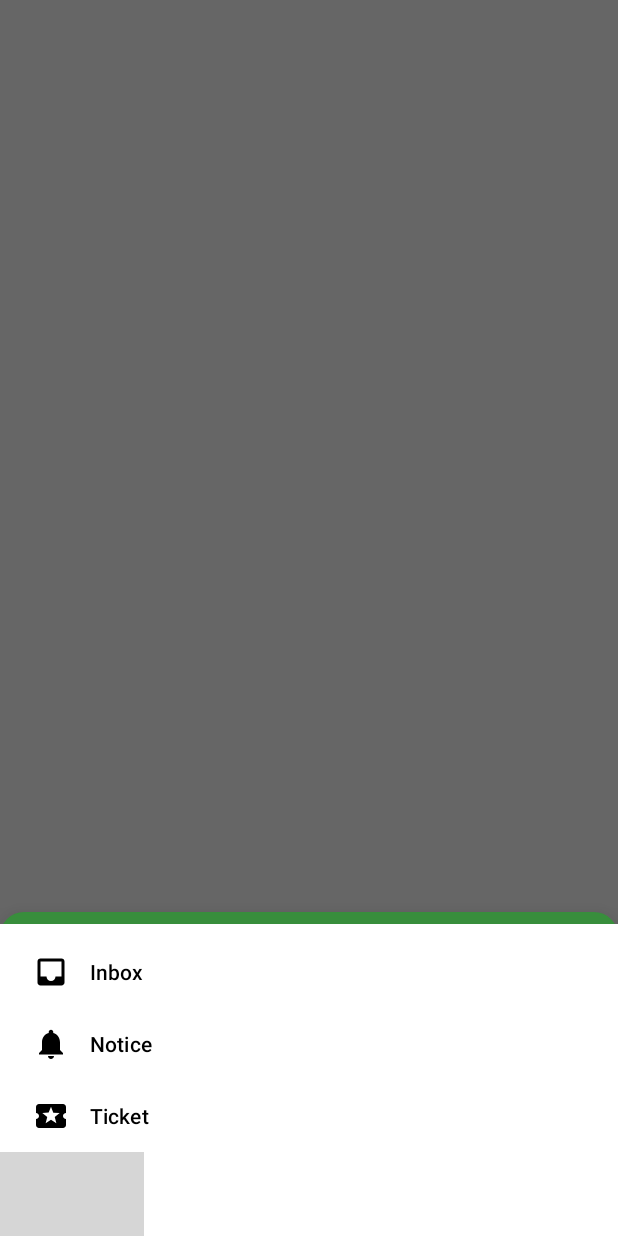
After one commit to duruyao/messages-app, an Android app: the fragment NavigationSheetFragment placed in its activity, on a phone screen of 412 x 824 dp. The commit adds this screen. Run offline under Robolectric (Android 15) with nearby library versions, the phone set to English and light mode, and no system bars; grey boxes are pictures that could not be loaded.

Commit message:
feat: change navigation to bottom sheet dialog

```diff
--- a/app/src/main/java/top/gpg2/messages/MainActivity.kt
+++ b/app/src/main/java/top/gpg2/messages/MainActivity.kt
@@ -1,12 +1,41 @@
 package top.gpg2.messages
 
 import android.os.Bundle
+import android.view.Menu
+import android.view.MenuItem
+import android.widget.Toast
 import androidx.appcompat.app.AppCompatActivity
+import kotlinx.android.synthetic.main.activity_main.*
 
 class MainActivity : AppCompatActivity() {
 
     override fun onCreate(savedInstanceState: Bundle?) {
         super.onCreate(savedInstanceState)
         setContentView(R.layout.activity_main)
+
+        setSupportActionBar(bottomAppBar)
+    }
+
+    override fun onCreateOptionsMenu(menu: Menu?): Boolean {
+        val inflater = menuInflater
+        inflater.inflate(R.menu.menu_bottom_action, menu)
+        return super.onCreateOptionsMenu(menu)
+    }
+
+    override fun onOptionsItemSelected(item: MenuItem?): Boolean {
+        when (item!!.itemId) {
+            R.id.action_new_conversation -> toast("New Message Activity")
+            R.id.action_settings -> toast("Settings Activity")
+            android.R.id.home -> {
+                val navigationSheetFragment = NavigationSheetFragment()
+                navigationSheetFragment.show(supportFragmentManager, navigationSheetFragment.tag)
+            }
+        }
+        return super.onOptionsItemSelected(item)
+    }
+
+    fun toast(text: CharSequence) {
+        val toast = Toast.makeText(this, text, Toast.LENGTH_SHORT)
+        toast.show()
     }
 }
--- /dev/null
+++ b/app/src/main/java/top/gpg2/messages/NavigationSheetFragment.kt
@@ -0,0 +1,35 @@
+package top.gpg2.messages
+
+import android.os.Bundle
+import android.view.LayoutInflater
+import android.view.View
+import android.view.ViewGroup
+import com.google.android.material.bottomsheet.BottomSheetDialogFragment
+import kotlinx.android.synthetic.main.fragment_navigation_sheet.*
+
+// Reference: https://medium.com/halcyon-mobile/implementing-googles-refreshed-modal-bottom-sheet-4e76cb5de65b
+
+class NavigationSheetFragment: BottomSheetDialogFragment() {
+
+    override fun onCreateView(inflater: LayoutInflater, container: ViewGroup?, savedInstanceState: Bundle?): View? {
+        return inflater.inflate(R.layout.fragment_navigation_sheet, container, false)
+    }
+
+    override fun onActivityCreated(savedInstanceState: Bundle?) {
+        super.onActivityCreated(savedInstanceState)
+
+        // Bottom Navigation Drawer Sheet Dialog Menu Item
+        navigationView.setNavigationItemSelectedListener { menuItem ->
+            when (menuItem.itemId) { // Switch UI between conversation types
+            //    R.id.nav_inbox ->
+            //    R.id.nav_notice ->
+            //    R.id.nav_ticket ->
+            //    R.id.nav_pin ->
+            }
+            true
+        }
+    }
+
+    // Rounded Corner Theme
+    override fun getTheme(): Int = R.style.BottomSheetDialogTheme
+}
--- /dev/null
+++ b/app/src/main/res/drawable/bg_nav_sheet_fragment.xml
@@ -0,0 +1,11 @@
+<?xml version="1.0" encoding="utf-8"?>
+<shape xmlns:android="http://schemas.android.com/apk/res/android"
+    android:shape="rectangle">
+
+    <corners
+        android:topLeftRadius="@dimen/nav_sheet_corner_radius"
+        android:topRightRadius="@dimen/nav_sheet_corner_radius" />
+    <padding android:top="@dimen/nav_sheet_top_padding" />
+    <solid android:color="@color/colorPrimary" />
+
+</shape>
--- /dev/null
+++ b/app/src/main/res/layout/fragment_navigation_sheet.xml
@@ -0,0 +1,15 @@
+<?xml version="1.0" encoding="utf-8"?>
+<androidx.constraintlayout.widget.ConstraintLayout xmlns:android="http://schemas.android.com/apk/res/android"
+    xmlns:app="http://schemas.android.com/apk/res-auto"
+    android:id="@+id/constraintLayout"
+    android:layout_width="match_parent"
+    android:layout_height="wrap_content">
+
+    <com.google.android.material.navigation.NavigationView
+        android:id="@+id/navigationView"
+        android:layout_width="match_parent"
+        android:layout_height="wrap_content"
+        app:layout_constraintBottom_toBottomOf="parent"
+        app:menu="@menu/menu_bottom_navigation" />
+
+</androidx.constraintlayout.widget.ConstraintLayout>
--- a/app/src/main/res/menu/menu_bottom_navigation.xml
+++ b/app/src/main/res/menu/menu_bottom_navigation.xml
@@ -3,24 +3,19 @@
     xmlns:android="http://schemas.android.com/apk/res/android">
 
     <item
-        android:id="@+id/item_inbox"
+        android:id="@+id/nav_inbox"
         android:icon="@drawable/ic_inbox_24dp"
         android:title="@string/inbox" />
     <item
-        android:id="@+id/item_notice"
+        android:id="@+id/nav_notice"
         android:icon="@drawable/ic_notifications_24dp"
         android:title="@string/notice" />
     <item
-        android:id="@+id/item_empty_for_fab"
-        android:checkable="false"
-        android:enabled="false"
-        android:title="@string/empty" />
-    <item
-        android:id="@+id/item_ticket"
+        android:id="@+id/nav_ticket"
         android:icon="@drawable/ic_local_activity_24dp"
         android:title="@string/ticket" />
     <item
-        android:id="@+id/item_verification_code"
+        android:id="@+id/nav_pin"
         android:icon="@drawable/ic_fiber_pin_24dp"
         android:title="@string/PIN" />
 </menu>
--- a/app/src/main/res/values/dimens.xml
+++ b/app/src/main/res/values/dimens.xml
@@ -1,4 +1,5 @@
 <?xml version="1.0" encoding="utf-8"?>
 <resources>
-    <dimen name="fabCradleMargin">8dp</dimen>
+    <dimen name="nav_sheet_corner_radius">16dp</dimen>
+    <dimen name="nav_sheet_top_padding">8dp</dimen>
 </resources>
--- a/app/src/main/res/values/styles.xml
+++ b/app/src/main/res/values/styles.xml
@@ -1,12 +1,20 @@
-<resources>
+<resources >
 
     <!-- Base application theme. -->
-    <style name="AppTheme" parent="Theme.AppCompat.Light.DarkActionBar">
+    <style name="AppTheme" parent="Theme.MaterialComponents.Light.NoActionBar">
         <!-- Customize your theme here. -->
         <item name="colorPrimary">@color/colorPrimary</item>
-        <item name="colorPrimaryDark">@color/colorPrimaryDark</item>
-        <item name="colorAccent">@color/colorAccent</item>
-        <item name="android:navigationBarColor">@color/colorPrimaryDark</item>
+        <item name="colorPrimaryDark">@android:color/black</item>
+    </style>
+
+    <!-- Bottom Navigation Drawer Sheet Dialog Theme -->
+    <style name="BottomSheet" parent="@style/Widget.Design.BottomSheet.Modal">
+        <item name="android:background">@drawable/bg_nav_sheet_fragment</item>
+    </style>
+
+    <style name="BottomSheetDialogTheme" parent="@style/Theme.Design.Light.BottomSheetDialog">
+        <item name="bottomSheetStyle">@style/BottomSheet</item>
+        <item name="android:statusBarColor">@android:color/transparent</item>
     </style>
 
 </resources>
```
Also changed, not shown: app/src/main/res/layout/activity_main.xml (+5 -19 lines).
